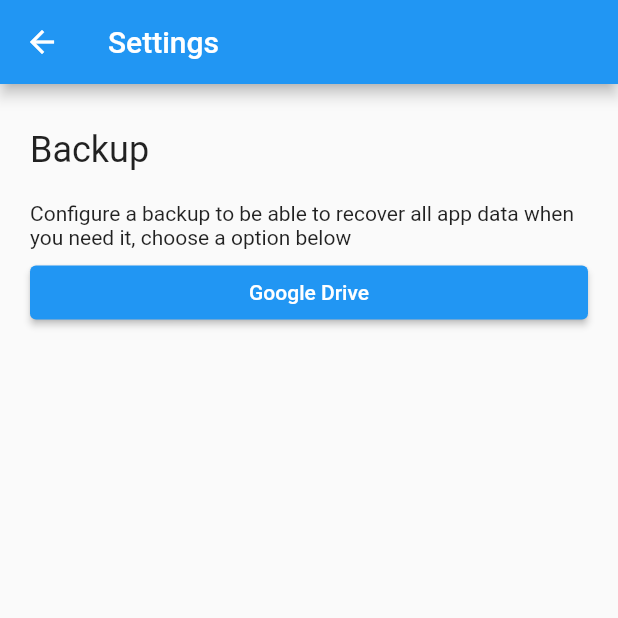
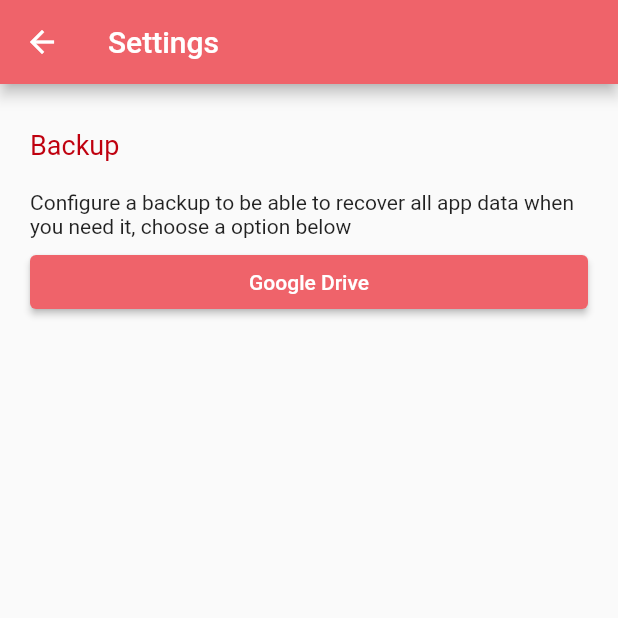
Before and after one commit to jpdejavite/rtg_app, a Flutter app: the screen it shows after launch, item 2 of the bottom bar chosen, after a tap on the "settings" icon, on a phone screen of 412 x 824 dp, the top half of it. Run offline on Flutter 3.47's test engine with Material 2 defaults, Android fonts, the phone set to English and light mode, and no system bars; our stand-ins replace equatable, flutter_bloc, flutter_easyloading, google_sign_in, sembast, sprintf and 2 more; missing offline and left inert: edit_distance, fraction, googleapis; generated files the repository leaves out were written again.

Commit message:
feat: style app

```diff
--- a/lib/l10n/app_en.arb
+++ b/lib/l10n/app_en.arb
@@ -171,5 +171,6 @@
   "freezer":"freezer",
   "insert_category": "Insert category",
   "new_category": "New category",
+  "list_recipes": "List recipes",
   "fill_this_required_field":"Fill this required field"
 }
--- a/lib/l10n/app_pt.arb
+++ b/lib/l10n/app_pt.arb
@@ -171,5 +171,6 @@
   "freezer":"freezer",
   "insert_category": "Inserir categoria",
   "new_category": "Nova categoria",
+  "list_recipes": "Receitas da lista",
   "fill_this_required_field":"Preencha este campo obrigatório"
 }
--- a/lib/main.dart
+++ b/lib/main.dart
@@ -11,6 +11,7 @@
 import 'package:flutter_gen/gen_l10n/app_localizations.dart';
 
 import 'package:flutter_easyloading/flutter_easyloading.dart';
+import 'package:rtg_app/theme/custom_theme_data.dart';
 
 import 'model/grocery_list.dart';
 import 'model/recipe.dart';
@@ -34,7 +35,7 @@
         const Locale('en', ''),
         const Locale('pt', 'BR'),
       ],
-      theme: ThemeData.light(),
+      theme: CustomThemeData.lightTheme,
       initialRoute: HomeScreen.id,
       routes: {
         WelcomeScreen.id: (context) {
--- a/lib/screens/home_screen.dart
+++ b/lib/screens/home_screen.dart
@@ -16,6 +16,7 @@
 import 'package:rtg_app/screens/save_grocery_list_screen.dart';
 import 'package:rtg_app/screens/settings_screen.dart';
 import 'package:rtg_app/screens/view_recipe_screen.dart';
+import 'package:rtg_app/theme/custom_colors.dart';
 import 'package:rtg_app/widgets/custom_toast.dart';
 import 'package:rtg_app/widgets/grocery_lists_widget.dart';
 import 'package:rtg_app/widgets/home_card.dart';
@@ -252,7 +253,7 @@
       cards.add(HomeCard(
         cardKey: Key(Keys.homeCardConfigureBackup),
         icon: Icons.warning,
-        iconColor: Colors.yellowAccent,
+        iconColor: CustomColors.darkRed,
         dimissKey: Key(Keys.homeCardConfigureBackupDismiss),
         actionKey: Key(Keys.homeCardConfigureBackupAction),
         title: AppLocalizations.of(context).no_backup_yet,
--- a/lib/screens/save_grocery_list_screen.dart
+++ b/lib/screens/save_grocery_list_screen.dart
@@ -12,6 +12,7 @@
 import 'package:rtg_app/model/recipe.dart';
 import 'package:rtg_app/repository/grocery_lists_repository.dart';
 import 'package:rtg_app/repository/recipes_repository.dart';
+import 'package:rtg_app/theme/custom_colors.dart';
 import 'package:rtg_app/widgets/custom_toast.dart';
 import 'package:rtg_app/widgets/grocery_item.dart';
 import 'package:sprintf/sprintf.dart';
@@ -407,7 +408,7 @@
           ),
           flex: 1,
         ),
-        Divider(height: 1, thickness: 1, color: Colors.grey),
+        Divider(height: 1, thickness: 1, color: CustomColors.primaryColor),
         buildBottombar(),
       ],
     );
--- /dev/null
+++ b/lib/theme/custom_colors.dart
@@ -0,0 +1,14 @@
+import 'package:flutter/material.dart';
+
+class CustomColors {
+  static final darkRed = Color(0xffbf000e);
+
+  static final ligthGrey = Color(0xff9d9d9d);
+
+  static final primaryColor = Color(0xffef636a);
+
+  static final secondary = Color(0xff04E9C6);
+
+  static final detailsIconColor =
+      ThemeData.light().textTheme.caption.color; // Color(0xff04E9C6);
+}
--- /dev/null
+++ b/lib/theme/custom_theme_data.dart
@@ -0,0 +1,59 @@
+import 'package:flutter/material.dart';
+
+import 'custom_colors.dart';
+
+class CustomThemeData {
+  static final iconTheme =
+      ThemeData.light().iconTheme.copyWith(color: CustomColors.primaryColor);
+
+  static final secondaryIconTheme =
+      ThemeData.light().iconTheme.copyWith(color: Color(0xff04E9C6));
+
+  static final lightTheme = ThemeData.light().copyWith(
+    accentColor: CustomColors.primaryColor,
+    iconTheme: iconTheme,
+    primaryColor: CustomColors.primaryColor,
+    checkboxTheme: CheckboxThemeData(
+      fillColor: MaterialStateProperty.all<Color>(CustomColors.primaryColor),
+      overlayColor: MaterialStateProperty.all<Color>(CustomColors.primaryColor),
+    ),
+    bottomNavigationBarTheme: BottomNavigationBarThemeData(
+      unselectedItemColor: CustomColors.ligthGrey,
+      unselectedLabelStyle: TextStyle(
+        color: CustomColors.ligthGrey,
+      ),
+    ),
+    textTheme: ThemeData.light().textTheme.copyWith(
+       headline4: ThemeData.light().textTheme.headline5.copyWith(
+                fontSize: 22,
+                color: CustomColors.darkRed,
+                fontWeight: FontWeight.w700,
+              ),
+          headline5: ThemeData.light().textTheme.headline5.copyWith(
+                fontSize: 18,
+                color: CustomColors.darkRed,
+                fontWeight: FontWeight.w400,
+              ),
+          headline6: ThemeData.light().textTheme.headline6.copyWith(
+                fontSize: 16,
+                color: CustomColors.darkRed,
+                fontWeight: FontWeight.w500,
+              ),
+        ),
+    colorScheme: ColorScheme(
+      primary: CustomColors.primaryColor,
+      primaryVariant: Color(0xffc40007),
+      secondary: CustomColors.secondary,
+      secondaryVariant: Color(0xff008f5d),
+      surface: Colors.purple,
+      background: Color(0xfffbe9e7),
+      error: ThemeData.light().errorColor,
+      onPrimary: Colors.white,
+      onSecondary: Colors.white,
+      onSurface: Colors.white,
+      onBackground: Colors.black,
+      onError: Colors.white,
+      brightness: Brightness.light,
+    ),
+  );
+}
--- a/lib/widgets/grocery_item.dart
+++ b/lib/widgets/grocery_item.dart
@@ -95,7 +95,6 @@
           ),
         ),
         Checkbox(
-          activeColor: Colors.lightBlueAccent,
           key: Key(Keys.groceryItemCheckBox + widget.index.toString()),
           value: widget.groceryListItem.checked ?? false,
           onChanged: (checked) {
--- a/lib/widgets/home_card.dart
+++ b/lib/widgets/home_card.dart
@@ -5,6 +5,7 @@
 import 'package:rtg_app/keys/keys.dart';
 import 'package:rtg_app/model/grocery_list.dart';
 import 'package:rtg_app/model/recipe.dart';
+import 'package:rtg_app/theme/custom_colors.dart';
 import 'package:rtg_app/widgets/preparation_time_label_text.dart';
 
 class HomeCard extends StatelessWidget {
@@ -66,7 +67,7 @@
     List<Widget> children = <Widget>[
       ListTile(
         leading: icon == null ? null : Icon(icon, color: iconColor),
-        title: Text(title),
+        title: Text(title, style: Theme.of(context).textTheme.headline5),
         subtitle: subtitle != null ? Text(subtitle) : null,
       ),
       Row(
@@ -113,7 +114,7 @@
               Icon(
                 Icons.format_list_bulleted,
                 size: 16,
-                color: Theme.of(context).textTheme.headline1.color,
+                color: CustomColors.detailsIconColor,
               ),
               SizedBox(width: 4),
               Text(
@@ -122,20 +123,18 @@
                     : lastUsedGroceryList.groceries.length.toString(),
                 maxLines: 1,
                 overflow: TextOverflow.ellipsis,
-                style: Theme.of(context).textTheme.caption.copyWith(
-                    color: Theme.of(context).textTheme.headline1.color),
+                style: Theme.of(context).textTheme.caption,
               ),
               SizedBox(width: 16),
               Icon(
                 Icons.fastfood,
                 size: 16,
-                color: Theme.of(context).textTheme.headline1.color,
+                color: CustomColors.detailsIconColor,
               ),
               SizedBox(width: 4),
               Text(
                 portionsToShow,
-                style: Theme.of(context).textTheme.caption.copyWith(
-                    color: Theme.of(context).textTheme.headline1.color),
+                style: Theme.of(context).textTheme.caption,
               ),
             ],
           ),
@@ -148,7 +147,7 @@
         lastUsedGroceryListWidgets.addAll([
           const SizedBox(height: 8),
           Padding(
-            child: Text(AppLocalizations.of(context).recipes),
+            child: Text(AppLocalizations.of(context).list_recipes),
             padding: EdgeInsets.only(left: 8),
           ),
         ]);
@@ -163,15 +162,12 @@
             Icon(
               Icons.fastfood,
               size: 16,
-              color: Theme.of(context).textTheme.headline1.color,
+              color: CustomColors.detailsIconColor,
             ),
             SizedBox(width: 4),
             Text(
               portionsToShow,
-              style: Theme.of(context)
-                  .textTheme
-                  .caption
-                  .copyWith(color: Theme.of(context).textTheme.headline1.color),
+              style: Theme.of(context).textTheme.caption,
             ),
           ];
 
@@ -182,7 +178,7 @@
               Icon(
                 Icons.schedule,
                 size: 16,
-                color: Theme.of(context).textTheme.caption.color,
+                color: CustomColors.detailsIconColor,
               ),
               SizedBox(width: 4),
               Text(
--- a/lib/widgets/named_icon.dart
+++ b/lib/widgets/named_icon.dart
@@ -1,4 +1,5 @@
 import 'package:flutter/material.dart';
+import 'package:rtg_app/theme/custom_colors.dart';
 
 class NamedIcon extends StatelessWidget {
   final IconData iconData;
@@ -47,7 +48,8 @@
         right: isClickable ? 8 : 0,
         child: Container(
           padding: EdgeInsets.symmetric(horizontal: 3, vertical: 2),
-          decoration: BoxDecoration(shape: BoxShape.circle, color: Colors.red),
+          decoration: BoxDecoration(
+              shape: BoxShape.circle, color: CustomColors.secondary),
           alignment: Alignment.center,
           child: Text(text),
         ),
--- a/lib/widgets/text_form_list_field.dart
+++ b/lib/widgets/text_form_list_field.dart
@@ -1,5 +1,6 @@
 import 'package:flutter/material.dart';
 import 'package:flutter_gen/gen_l10n/app_localizations.dart';
+import 'package:rtg_app/theme/custom_colors.dart';
 
 class TextFormListFields extends StatelessWidget {
   final Key textKey;
@@ -74,7 +75,7 @@
         },
         icon: Icon(
           Icons.clear,
-          color: Colors.grey,
+          color: CustomColors.primaryColor,
         ),
       ));
     }
--- a/lib/widgets/text_form_section_label.dart
+++ b/lib/widgets/text_form_section_label.dart
@@ -1,4 +1,5 @@
 import 'package:flutter/material.dart';
+import 'package:rtg_app/theme/custom_colors.dart';
 
 class TextFormSectionLabelIcon {
   final Key key;
@@ -23,7 +24,7 @@
       style: TextStyle(
         fontWeight: FontWeight.bold,
         fontSize: 16,
-        color: Theme.of(context).textTheme.caption.color,
+        color: CustomColors.primaryColor,
       ),
     );
 
--- a/lib/widgets/view_recipe_title.dart
+++ b/lib/widgets/view_recipe_title.dart
@@ -14,10 +14,7 @@
         text,
         key: Key(Keys.viewRecipeTitle),
         textAlign: TextAlign.center,
-        style: TextStyle(
-          fontSize: 20,
-          fontWeight: FontWeight.bold,
-        ),
+        style: Theme.of(context).textTheme.headline4,
       ),
     );
   }
--- a/test_driver/basic_features_app_test.dart
+++ b/test_driver/basic_features_app_test.dart
@@ -116,8 +116,6 @@
     final ingredientRecipeSourceDialogRecipeIngredientQuantity0 =
         find.byValueKey(
             Keys.ingredientRecipeSourceDialogRecipeIngredientQuantity + "0");
-    final ingredientRecipeSourceDialogRecipeIngredientLabel0 = find.byValueKey(
-        Keys.ingredientRecipeSourceDialogRecipeIngredientLabel + "0");
     final ingredientRecipeSourceDialogCloseButton =
         find.byValueKey(Keys.ingredientRecipeSourceDialogCloseButton);
     final saveGroceryListArchiveAction =
```
Also changed, not shown: lib/widgets/grocery_lists_row.dart (+8 -10 lines), lib/widgets/recipe_list_row.dart (+7 -11 lines), lib/widgets/view_recipe_label.dart (+3 -4 lines), lib/widgets/view_recipe_label_text.dart (+3 -4 lines).
